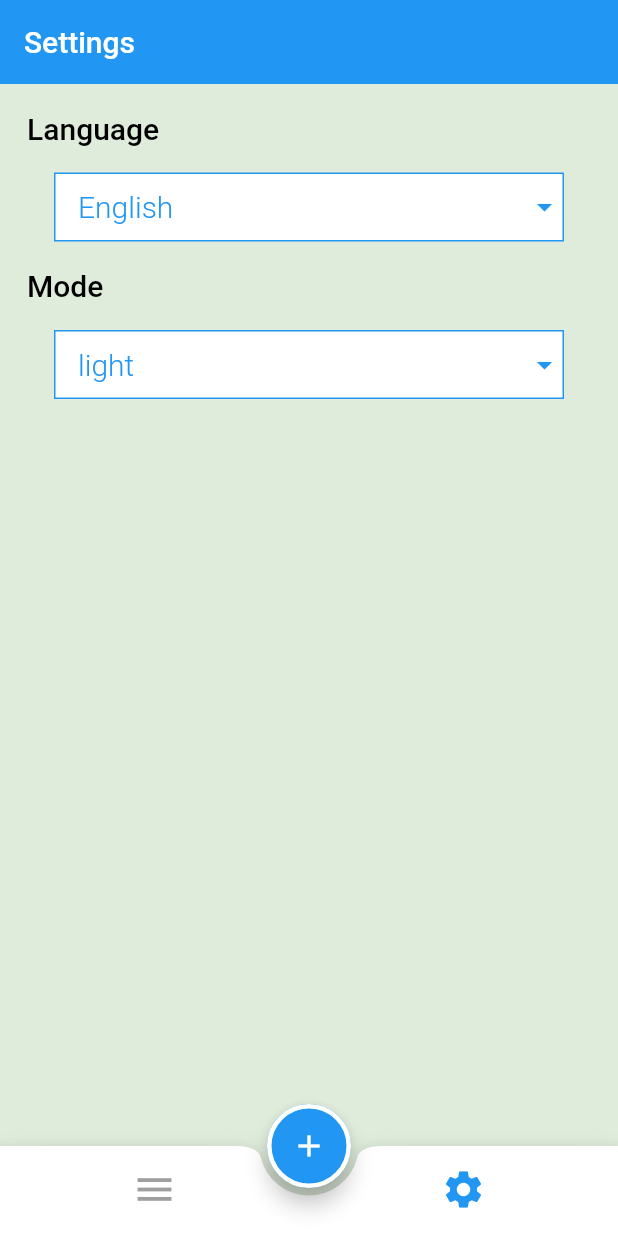
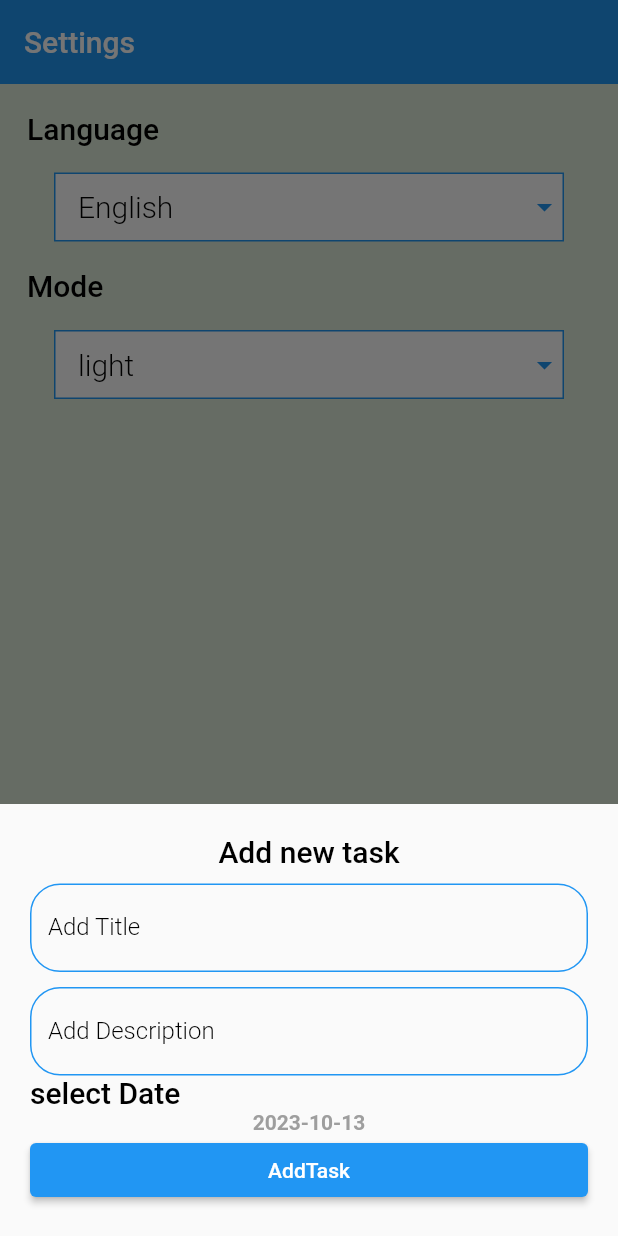
Before and after one commit to MahmoudElgaml/To_do, a Flutter app: the screen it shows after launch, item 2 of the bottom bar chosen, after a tap on the "add" icon, on a phone screen of 412 x 824 dp. Run offline on Flutter 3.47's test engine with Material 2 defaults, Android fonts, the phone set to English and light mode, and no system bars; our stand-ins replace calendar_timeline, firebase_core, flutter_screenutil, google_fonts; accounts and stored records are empty; generated files the repository leaves out were written again.

Commit message:
add bottom sheet integrate with firebase add splash screen

```diff
--- a/lib/layout/home_layout.dart
+++ b/lib/layout/home_layout.dart
@@ -2,6 +2,7 @@ import 'package:flutter/material.dart';
 import 'package:flutter_screenutil/flutter_screenutil.dart';
 import 'package:provider/provider.dart';
 import 'package:to_do/screens/settings/settings_tab.dart';
+import 'package:to_do/screens/tasks/task_bottom_sheet.dart';
 import 'package:to_do/screens/tasks/tasks_tab.dart';
 
 import '../provider/layout_provider.dart';
@@ -15,7 +16,7 @@ class HomeLayOut extends StatefulWidget {
 }
 
 class _HomeLayOutState extends State<HomeLayOut> {
-  String title =" To-Do";
+  String title = " To-Do";
 
   @override
   Widget build(BuildContext context) {
@@ -27,6 +28,7 @@ class _HomeLayOutState extends State<HomeLayOut> {
           floatingActionButtonLocation:
               FloatingActionButtonLocation.centerDocked,
           appBar: AppBar(
+            backgroundColor: Colors.blue,
             title: Text(title),
             elevation: 0,
           ),
@@ -34,11 +36,12 @@ class _HomeLayOutState extends State<HomeLayOut> {
             notchMargin: 5,
             shape: const CircularNotchedRectangle(),
             child: BottomNavigationBar(
+              selectedItemColor: Colors.blue,
+              backgroundColor: Theme.of(context).colorScheme.primary,
               currentIndex: pro.index,
               onTap: (value) {
-                value==0?title="To-Do":title="Settings";
+                value == 0 ? title = "To-Do" : title = "Settings";
                 pro.currentIcndex(value);
-
               },
               items: const [
                 BottomNavigationBarItem(
@@ -57,11 +60,14 @@ class _HomeLayOutState extends State<HomeLayOut> {
             ),
           ),
           floatingActionButton: FloatingActionButton(
+            backgroundColor: Colors.blue,
             shape: RoundedRectangleBorder(
                 borderRadius: BorderRadius.circular(30),
                 side: BorderSide(color: Colors.white, width: 3.w)),
-            onPressed: () {},
-            child: Icon(Icons.add),
+            onPressed: () {
+              showTBottomSheet();
+            },
+            child: const Icon(Icons.add),
           ),
           body: bodies[pro.index],
         );
@@ -70,4 +76,17 @@ class _HomeLayOutState extends State<HomeLayOut> {
   }
 
   List<Widget> bodies = [TaskTab(), SettingTab()];
+
+  showTBottomSheet() {
+    showModalBottomSheet(
+      context: context,
+      builder: (context) => Padding(
+        padding: EdgeInsets.only(
+          bottom: MediaQuery.of(context).viewInsets.bottom,
+        ),
+        child: TaskBottomSheet(),
+      ),
+      isScrollControlled: true,
+    );
+  }
 }
--- a/lib/main.dart
+++ b/lib/main.dart
@@ -1,10 +1,19 @@
+import 'package:firebase_core/firebase_core.dart';
 import 'package:flutter/material.dart';
 import 'package:flutter_screenutil/flutter_screenutil.dart';
+import 'package:provider/provider.dart';
 import 'package:to_do/layout/home_layout.dart';
+import 'package:to_do/provider/settings_provider.dart';
 import 'package:to_do/shared/styles/my_theme.dart';
+import 'firebase_options.dart';
 
-void main() {
-  runApp(const MyApp());
+void main()async {
+  WidgetsFlutterBinding.ensureInitialized();
+  await Firebase.initializeApp(
+    options: DefaultFirebaseOptions.currentPlatform,
+  );
+  runApp(ChangeNotifierProvider(create: (BuildContext context)=>SettingProvider(),
+  child: const MyApp()));
 }
 
 class MyApp extends StatelessWidget {
@@ -13,6 +22,7 @@ class MyApp extends StatelessWidget {
   // This widget is the root of your application.
   @override
   Widget build(BuildContext context) {
+    var pro=Provider.of<SettingProvider>(context);
     return ScreenUtilInit(
       designSize:  const Size(407,870),
       minTextAdapt: true,
@@ -21,6 +31,8 @@ class MyApp extends StatelessWidget {
        debugShowCheckedModeBanner : false,
         initialRoute:HomeLayOut.routeName ,
         theme: MyTheme.lightTheme,
+        darkTheme: MyTheme.darkTheme,
+        themeMode: pro.mode,
         routes:{
          HomeLayOut.routeName:(context) => HomeLayOut(),
         },
--- /dev/null
+++ b/lib/provider/settings_provider.dart
@@ -0,0 +1,10 @@
+import 'package:flutter/material.dart';
+
+class SettingProvider extends ChangeNotifier {
+  ThemeMode mode = ThemeMode.light;
+
+  changeMode(ThemeMode m) {
+    mode = m;
+    notifyListeners();
+  }
+}
--- a/lib/screens/settings/lang_bottem_sheet.dart
+++ b/lib/screens/settings/lang_bottem_sheet.dart
@@ -6,6 +6,7 @@ class LangBottemSheet extends StatelessWidget {
   @override
   Widget build(BuildContext context) {
     return Container(
+      color: Colors.white,
       padding: EdgeInsets.all(18.r),
       child: Column(
         crossAxisAlignment: CrossAxisAlignment.start,
--- a/lib/screens/settings/mode_bottom_sheet.dart
+++ b/lib/screens/settings/mode_bottom_sheet.dart
@@ -1,30 +1,49 @@
 import 'package:flutter/material.dart';
 import 'package:flutter_screenutil/flutter_screenutil.dart';
+import 'package:provider/provider.dart';
+import 'package:to_do/provider/settings_provider.dart';
 
 class ModeBottemSheet extends StatelessWidget {
   const ModeBottemSheet({Key? key}) : super(key: key);
+
   @override
   Widget build(BuildContext context) {
+    var pro = Provider.of<SettingProvider>(context);
     return Container(
+      color: Colors.white,
       padding: EdgeInsets.all(18.r),
       child: Column(
         crossAxisAlignment: CrossAxisAlignment.start,
         children: [
-          Text(
+          InkWell(
+            onTap: () {
+              pro.changeMode(ThemeMode.light);
+              Navigator.pop(context);
+            },
+            child: Text(
               "Light",
               style: Theme.of(context)
                   .textTheme
                   .bodySmall!
                   .copyWith(color: Colors.black),
             ),
-          const SizedBox(height: 19,),
-          Text(
+          ),
+          const SizedBox(
+            height: 19,
+          ),
+          InkWell(
+            onTap: () {
+              pro.changeMode(ThemeMode.dark);
+              Navigator.pop(context);
+            },
+            child: Text(
               "Dark",
               style: Theme.of(context)
                   .textTheme
                   .bodySmall!
                   .copyWith(color: Colors.black),
             ),
+          ),
         ],
       ),
     );
--- a/lib/screens/settings/settings_tab.dart
+++ b/lib/screens/settings/settings_tab.dart
@@ -20,29 +20,15 @@ class _SettingTabState extends State<SettingTab> {
         child: Column(
           crossAxisAlignment: CrossAxisAlignment.start,
           children: [
-            Text(
-              "Language",
-              style: Theme.of(context)
-                  .textTheme
-                  .bodySmall!
-                  .copyWith(color: Colors.black),
-            ),
+            Text("Language", style: Theme.of(context).textTheme.bodySmall),
             InkWell(
-              onTap:   () {
+              onTap: () {
                 showLangBottom();
-                setState(() {
-
-                });
+                setState(() {});
               },
               child: Filed(choise: "English"),
             ),
-            Text(
-              "Mode",
-              style: Theme.of(context)
-                  .textTheme
-                  .bodySmall!
-                  .copyWith(color: Colors.black),
-            ),
+            Text("Mode", style: Theme.of(context).textTheme.bodySmall),
             InkWell(
               onTap: () {
                 showModeBottom();
@@ -61,7 +47,11 @@ class _SettingTabState extends State<SettingTab> {
       builder: (context) => LangBottemSheet(),
     );
   }
-  showModeBottom(){
-    showModalBottomSheet(context: context, builder: (context) => ModeBottemSheet(),);
+
+  showModeBottom() {
+    showModalBottomSheet(
+      context: context,
+      builder: (context) => ModeBottemSheet(),
+    );
   }
 }
--- /dev/null
+++ b/lib/screens/tasks/add_task_filed.dart
@@ -0,0 +1,28 @@
+import 'package:flutter/material.dart';
+import 'package:to_do/shared/styles/colors.dart';
+
+class TaskFiled extends StatelessWidget {
+  bool isTitle;
+  TaskFiled(this.isTitle, this.controller,{super.key});
+ TextEditingController controller;
+  @override
+  Widget build(BuildContext context) {
+    return TextFormField(
+      controller: controller,
+      decoration: InputDecoration(
+        focusedBorder: OutlineInputBorder(
+          borderRadius: BorderRadius.circular(12),
+          borderSide: BorderSide(color: primaryColor),
+        ),
+        enabledBorder: OutlineInputBorder(
+          borderRadius: BorderRadius.circular(20),
+          borderSide: BorderSide(color: primaryColor),
+        ),
+        label:  Text(
+          isTitle?"Add Title":"Add Description",
+          style: const TextStyle(color: Colors.black,fontWeight: FontWeight.w300),
+        ),
+      ),
+    );
+  }
+}
--- /dev/null
+++ b/lib/screens/tasks/task_bottom_sheet.dart
@@ -0,0 +1,91 @@
+import 'package:flutter/material.dart';
+import 'package:to_do/screens/tasks/add_task_filed.dart';
+
+class TaskBottomSheet extends StatefulWidget {
+  @override
+  State<TaskBottomSheet> createState() => _TaskBottomSheetState();
+}
+
+class _TaskBottomSheetState extends State<TaskBottomSheet> {
+  var titleController = TextEditingController();
+
+  var descriptionController = TextEditingController();
+
+  var selectDate=DateTime.now();
+
+  @override
+  Widget build(BuildContext context) {
+    return Container(
+      padding: const EdgeInsets.all(20),
+      child: Column(
+        mainAxisSize: MainAxisSize.min,
+        crossAxisAlignment: CrossAxisAlignment.stretch,
+        children: [
+          Text(
+            "Add new task",
+            textAlign: TextAlign.center,
+            style: Theme.of(context).textTheme.bodySmall,
+          ),
+          const SizedBox(height: 10),
+          TaskFiled(true, titleController),
+          const SizedBox(height: 10),
+          TaskFiled(false, descriptionController),
+          Text(
+            "select Date",
+            style: Theme.of(context).textTheme.bodySmall,
+          ),
+          InkWell(
+            onTap: () {
+              showDate(context);
+            },
+            child: Text(
+              selectDate.toString().substring(0,10),
+              style: const TextStyle(
+                color: Colors.grey,
+                fontWeight: FontWeight.bold,
+              ),
+              textAlign: TextAlign.center,
+            ),
+          ),
+          ElevatedButton(
+            onPressed: () {},
+            child: const Text("AddTask"),
+            style: ElevatedButton.styleFrom(
+              backgroundColor: Colors.blue,
+            ),
+          ),
+        ],
+      ),
+    );
+  }
+
+  showDate(BuildContext context) async{
+  var changetime = await showDatePicker(
+      builder: (context, child) {
+         return Theme(data:Theme.of(context).copyWith(
+           colorScheme: const ColorScheme.light(
+             primary: Colors.blue,
+           )
+         ) , child: child!);
+      },
+      context: context,
+      initialDate: selectDate,
+      firstDate: DateTime.now(),
+      lastDate: DateTime.now().add(
+        Duration(days: 365),
+
+      ),
+
+    );
+  if (changetime==null){
+    return;
+  }
+  else{
+    selectDate=changetime;
+  }
+  setState(() {
+
+  });
+
+  }
+}
--- a/lib/screens/tasks/task_item.dart
+++ b/lib/screens/tasks/task_item.dart
@@ -33,7 +33,9 @@ class TaskItem extends StatelessWidget {
               children: [
                 Text(
                   "play basket Ball",
-                  style: Theme.of(context).textTheme.bodySmall,
+                  style: Theme.of(context).textTheme.bodySmall!.copyWith(
+                    color: Colors.black
+                  ),
                 ),
                 SizedBox(
                   height: 10.h,
@@ -45,7 +47,13 @@ class TaskItem extends StatelessWidget {
                       Icons.access_time,
                       color: Colors.black,
                     ),
-                    Text(DateTime.now().toString().substring(1, 10))
+
+                    Text(
+                      DateTime.now().toString().substring(1, 10),
+                      style: Theme.of(context).textTheme.bodySmall!.copyWith(
+                          color: Colors.black
+                      ),
+                    )
                   ],
                 )
               ],
@@ -55,10 +63,9 @@ class TaskItem extends StatelessWidget {
               onPressed: () {},
               child: Icon(Icons.done),
               style: ElevatedButton.styleFrom(
-                shape: RoundedRectangleBorder(
-                  borderRadius:   BorderRadius.circular(10.r)
-                )
-              ),
+                  backgroundColor: Colors.blue,
+                  shape: RoundedRectangleBorder(
+                      borderRadius: BorderRadius.circular(10.r))),
             )
           ],
         ),
--- a/lib/screens/tasks/tasks_tab.dart
+++ b/lib/screens/tasks/tasks_tab.dart
@@ -14,10 +14,13 @@ class TaskTab extends StatelessWidget {
             initialDate: DateTime.now(),
             lastDate: DateTime.now().add(Duration(days: 365)),
             firstDate: DateTime.now().subtract(Duration(days: 365)),
+            dayColor: Theme.of(context).colorScheme.onSurface,
             onDateSelected: (DateTime) {},
             dotsColor: Colors.transparent,
-            activeDayColor: Colors.white,
+            activeDayColor: Theme.of(context).colorScheme.onSurface,
             leftMargin: 30,
+            monthColor: Theme.of(context).primaryColor,
+
           ),
           TaskItem(),
         ],
--- a/lib/shared/styles/colors.dart
+++ b/lib/shared/styles/colors.dart
@@ -4,4 +4,4 @@ Color blackColor = const Color(0xff242424);
  Color whiteColor = const Color(0xfff5f5f5);
  Color minit=const Color(0xFFDFECDB);
  Color primaryColor =  Colors.blue;
- Color darkColor = const Color(0xff141a2e);
+ Color darkColor = const Color(0xff060E1E);
--- a/lib/shared/styles/my_theme.dart
+++ b/lib/shared/styles/my_theme.dart
@@ -6,13 +6,23 @@ import 'colors.dart';
 
 class MyTheme {
   static ThemeData lightTheme = ThemeData(
+      colorScheme: ColorScheme(
+          brightness: Brightness.light,
+          primary: whiteColor,
+          onPrimary: Colors.white,
+          secondary: whiteColor,
+          onSecondary: whiteColor,
+          error: Colors.green,
+          onError: Colors.deepPurple,
+          background: Colors.pink,
+          onBackground: Colors.greenAccent,
+          surface: Colors.deepOrange,
+          onSurface: Colors.black),
+      primaryColor: primaryColor,
       scaffoldBackgroundColor: minit,
       textTheme: TextTheme(
-        bodySmall:TextStyle(
-          fontSize: 20,
-          fontWeight: FontWeight.w500,
-          color: Colors.blue
-        ),
+        bodySmall: const TextStyle(
+            fontSize: 20, fontWeight: FontWeight.w500, color: Colors.black),
         bodyLarge: GoogleFonts.elMessiri(
           color: blackColor,
           fontSize: 30,
@@ -27,5 +37,27 @@ class MyTheme {
         showUnselectedLabels: false,
         elevation: 0,
       ));
-  static ThemeData darkTheme = ThemeData();
+  static ThemeData darkTheme = ThemeData(
+      scaffoldBackgroundColor: darkColor,
+      primaryColor: whiteColor,
+      colorScheme: ColorScheme(
+          brightness: Brightness.dark,
+          primary: darkColor,
+          onPrimary: Colors.white,
+          secondary: darkColor,
+          onSecondary: whiteColor,
+          error: Colors.green,
+          onError: Colors.deepPurple,
+          background: Colors.pink,
+          onBackground: Colors.greenAccent,
+          surface: Colors.deepOrange,
+          onSurface: Colors.white),
+      textTheme: TextTheme(
+      bodySmall: const TextStyle(
+      fontSize: 20, fontWeight: FontWeight.w500, color: Colors.white)
+  )
+
+  ,
+
+  );
 }
--- a/pubspec.yaml
+++ b/pubspec.yaml
@@ -39,6 +39,8 @@ dependencies:
   provider: ^6.0.5
   google_fonts: ^6.1.0
   flutter_screenutil: ^5.9.0
+  firebase_core: ^2.17.0
+  cloud_firestore: ^4.9.3
 
 dev_dependencies:
   flutter_test:
```
Also changed, not shown: pubspec.lock, 15 other files. Lines whose indentation alone changed are shown as unchanged.
